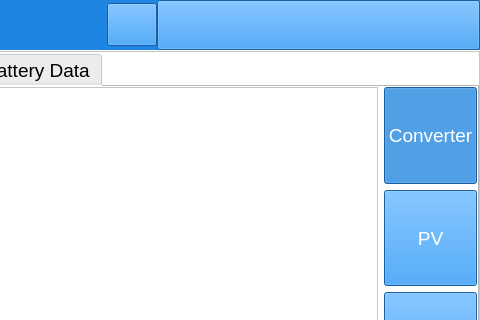
The window that mywidget.ui (megarevolpr/MWin) describes before a commit, drawn with Qt 5; both pictures show x 501 to 981 and y 0 to 320 of the 981 by 562 pixel window.
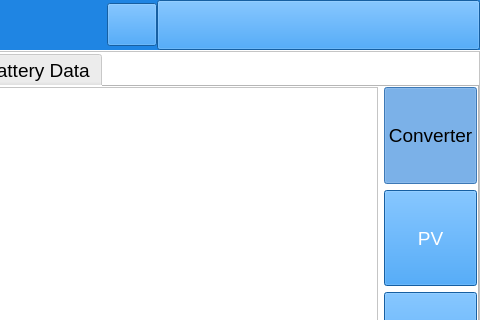
The same window after the commit. Icons and pictures are not drawn.

Commit message: 修改了变流器数据页button点击颜色变化样式

```diff
--- a/mywidget.ui
+++ b/mywidget.ui
@@ -4621,9 +4621,9 @@
                             <colorrole role="WindowText">
                              <brush brushstyle="SolidPattern">
                               <color alpha="255">
-                               <red>0</red>
-                               <green>0</green>
-                               <blue>0</blue>
+                               <red>255</red>
+                               <green>255</green>
+                               <blue>255</blue>
                               </color>
                              </brush>
                             </colorrole>
@@ -4636,39 +4636,12 @@
                               </color>
                              </brush>
                             </colorrole>
-                            <colorrole role="Light">
-                             <brush brushstyle="SolidPattern">
-                              <color alpha="255">
-                               <red>255</red>
-                               <green>255</green>
-                               <blue>255</blue>
-                              </color>
-                             </brush>
-                            </colorrole>
-                            <colorrole role="Dark">
-                             <brush brushstyle="SolidPattern">
-                              <color alpha="255">
-                               <red>0</red>
-                               <green>170</green>
-                               <blue>255</blue>
-                              </color>
-                             </brush>
-                            </colorrole>
-                            <colorrole role="Mid">
-                             <brush brushstyle="SolidPattern">
-                              <color alpha="255">
-                               <red>0</red>
-                               <green>170</green>
-                               <blue>255</blue>
-                              </color>
-                             </brush>
-                            </colorrole>
                             <colorrole role="Text">
                              <brush brushstyle="SolidPattern">
                               <color alpha="255">
-                               <red>0</red>
-                               <green>0</green>
-                               <blue>0</blue>
+                               <red>255</red>
+                               <green>255</green>
+                               <blue>255</blue>
                               </color>
                              </brush>
                             </colorrole>
@@ -4699,32 +4672,14 @@
                               </color>
                              </brush>
                             </colorrole>
-                            <colorrole role="HighlightedText">
-                             <brush brushstyle="SolidPattern">
-                              <color alpha="255">
-                               <red>0</red>
-                               <green>0</green>
-                               <blue>0</blue>
-                              </color>
-                             </brush>
-                            </colorrole>
-                            <colorrole role="AlternateBase">
-                             <brush brushstyle="SolidPattern">
-                              <color alpha="255">
-                               <red>0</red>
-                               <green>170</green>
-                               <blue>255</blue>
-                              </color>
-                             </brush>
-                            </colorrole>
                            </active>
                            <inactive>
                             <colorrole role="WindowText">
                              <brush brushstyle="SolidPattern">
                               <color alpha="255">
-                               <red>0</red>
-                               <green>0</green>
-                               <blue>0</blue>
+                               <red>255</red>
+                               <green>255</green>
+                               <blue>255</blue>
                               </color>
                              </brush>
                             </colorrole>
@@ -4737,39 +4692,12 @@
                               </color>
                              </brush>
                             </colorrole>
-                            <colorrole role="Light">
-                             <brush brushstyle="SolidPattern">
-                              <color alpha="255">
-                               <red>255</red>
-                               <green>255</green>
-                               <blue>255</blue>
-                              </color>
-                             </brush>
-                            </colorrole>
-                            <colorrole role="Dark">
-                             <brush brushstyle="SolidPattern">
-                              <color alpha="255">
-                               <red>0</red>
-                               <green>170</green>
-                               <blue>255</blue>
-                              </color>
-                             </brush>
-                            </colorrole>
-                            <colorrole role="Mid">
-                             <brush brushstyle="SolidPattern">
-                              <color alpha="255">
-                               <red>0</red>
-                               <green>170</green>
-                               <blue>255</blue>
-                              </color>
-                             </brush>
-                            </colorrole>
                             <colorrole role="Text">
                              <brush brushstyle="SolidPattern">
                               <color alpha="255">
-                               <red>0</red>
-                               <green>0</green>
-                               <blue>0</blue>
+                               <red>255</red>
+                               <green>255</green>
+                               <blue>255</blue>
                               </color>
                              </brush>
                             </colorrole>
@@ -4800,31 +4728,13 @@
                               </color>
                              </brush>
                             </colorrole>
-                            <colorrole role="HighlightedText">
-                             <brush brushstyle="SolidPattern">
-                              <color alpha="255">
-                               <red>0</red>
-                               <green>0</green>
-                               <blue>0</blue>
-                              </color>
-                             </brush>
-                            </colorrole>
-                            <colorrole role="AlternateBase">
-                             <brush brushstyle="SolidPattern">
-                              <color alpha="255">
-                               <red>0</red>
-                               <green>170</green>
-                               <blue>255</blue>
-                              </color>
-                             </brush>
-                            </colorrole>
                            </inactive>
                            <disabled>
                             <colorrole role="WindowText">
                              <brush brushstyle="SolidPattern">
                               <color alpha="255">
-                               <red>0</red>
-                               <green>170</green>
+                               <red>255</red>
+                               <green>255</green>
                                <blue>255</blue>
                               </color>
                              </brush>
@@ -4838,38 +4748,11 @@
                               </color>
                              </brush>
                             </colorrole>
-                            <colorrole role="Light">
-                             <brush brushstyle="SolidPattern">
-                              <color alpha="255">
-                               <red>255</red>
-                               <green>255</green>
-                               <blue>255</blue>
-                              </color>
-                             </brush>
-                            </colorrole>
-                            <colorrole role="Dark">
-                             <brush brushstyle="SolidPattern">
-                              <color alpha="255">
-                               <red>0</red>
-                               <green>170</green>
-                               <blue>255</blue>
-                              </color>
-                             </brush>
-                            </colorrole>
-                            <colorrole role="Mid">
-                             <brush brushstyle="SolidPattern">
-                              <color alpha="255">
-                               <red>0</red>
-                               <green>170</green>
-                               <blue>255</blue>
-                              </color>
-                             </brush>
-                            </colorrole>
                             <colorrole role="Text">
                              <brush brushstyle="SolidPattern">
                               <color alpha="255">
-                               <red>0</red>
-                               <green>170</green>
+                               <red>255</red>
+                               <green>255</green>
                                <blue>255</blue>
                               </color>
                              </brush>
@@ -4877,8 +4760,8 @@
                             <colorrole role="ButtonText">
                              <brush brushstyle="SolidPattern">
                               <color alpha="255">
-                               <red>0</red>
-                               <green>170</green>
+                               <red>255</red>
+                               <green>255</green>
                                <blue>255</blue>
                               </color>
                              </brush>
@@ -4901,24 +4784,6 @@
                               </color>
                              </brush>
                             </colorrole>
-                            <colorrole role="HighlightedText">
-                             <brush brushstyle="SolidPattern">
-                              <color alpha="255">
-                               <red>0</red>
-                               <green>0</green>
-                               <blue>0</blue>
-                              </color>
-                             </brush>
-                            </colorrole>
-                            <colorrole role="AlternateBase">
-                             <brush brushstyle="SolidPattern">
-                              <color alpha="255">
-                               <red>0</red>
-                               <green>170</green>
-                               <blue>255</blue>
-                              </color>
-                             </brush>
-                            </colorrole>
                            </disabled>
                           </palette>
                          </property>
@@ -4928,7 +4793,14 @@
                           </font>
                          </property>
                          <property name="styleSheet">
-                          <string notr="true">background-color: rgb(31, 133, 227);</string>
+                          <string notr="true">QPushButton:checked {
+	background-color: rgb(85, 170, 255);
+	color: rgb(0, 0, 0);
+}
+QPushButton:!checked {
+    background-color: rgb(31, 133, 227);
+	color: rgb(255, 255, 255);
+}</string>
                          </property>
                          <property name="text">
                           <string>Converter</string>
```
Left out of the diff: 369 changed lines with no effect on the pictures.
